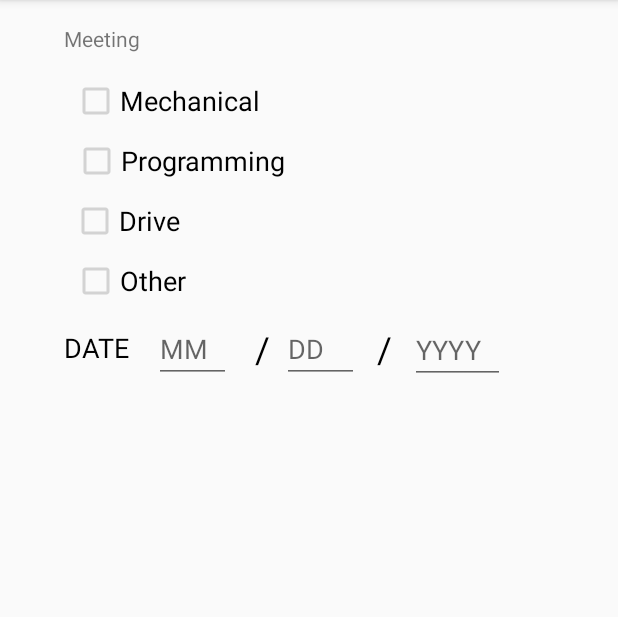
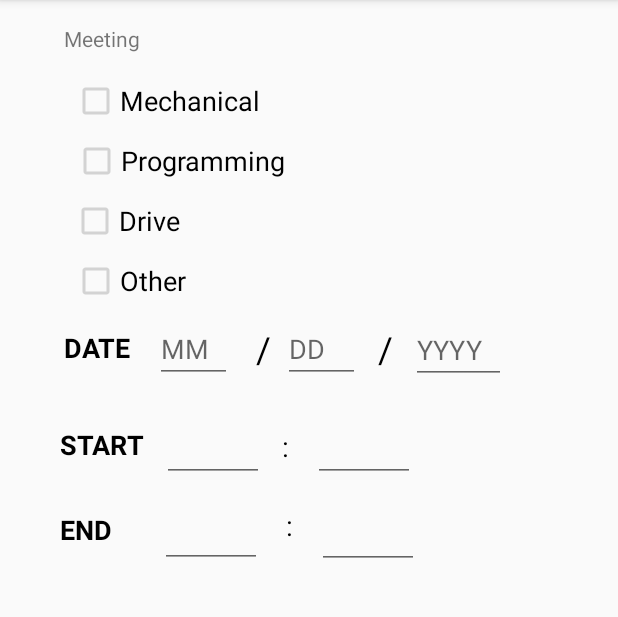
Before and after one commit to DrDab/TrcAttendance-Android, an Android app: the screen it shows after launch (MainActivity), on a phone screen of 412 x 824 dp, the part 84-701 px from its top. Run offline under Robolectric (Android 15) with nearby library versions, the phone set to English and light mode, and no system bars.

Commit message:
Finished start and end time input forms

```diff
--- a/app/src/main/java/com/team3543/trcattendance_android/MainActivity.java
+++ b/app/src/main/java/com/team3543/trcattendance_android/MainActivity.java
@@ -33,6 +33,11 @@ public class MainActivity extends AppCompatActivity
     private CheckBox driveBox;
     private CheckBox otherBox;
 
+    private EditText startHH;
+    private EditText startMM;
+    private EditText endHH;
+    private EditText endMM;
+
     @Override
     protected void onCreate(Bundle savedInstanceState) {
         super.onCreate(savedInstanceState);
@@ -62,6 +67,12 @@ public class MainActivity extends AppCompatActivity
         driveBox = (CheckBox) findViewById(R.id.driveBox);
         otherBox = (CheckBox) findViewById(R.id.otherBox);
 
+        startHH = (EditText) findViewById(R.id.startHH);
+        startMM = (EditText) findViewById(R.id.startMM);
+
+        endHH = (EditText) findViewById(R.id.endHH);
+        endMM = (EditText) findViewById(R.id.endMM);
+
         disableEditText(meetingMM);
         disableEditText(meetingDD);
         disableEditText(meetingYYYY);
@@ -70,6 +81,12 @@ public class MainActivity extends AppCompatActivity
         disableCheckBox(programmingBox);
         disableCheckBox(driveBox);
         disableCheckBox(otherBox);
+
+        disableEditText(startHH);
+        disableEditText(startMM);
+
+        disableEditText(endHH);
+        disableEditText(endMM);
 
     }
 
--- a/app/src/main/res/layout/activity_main.xml
+++ b/app/src/main/res/layout/activity_main.xml
@@ -12,6 +12,43 @@
         android:layout_width="match_parent"
         android:layout_height="match_parent"
         tools:context="com.team3543.trcattendance_android.MainActivity">
+
+        <EditText
+            android:id="@+id/endHH"
+            android:layout_width="68dp"
+            android:layout_height="41dp"
+            android:layout_marginStart="32dp"
+            android:layout_marginTop="16dp"
+            android:ems="10"
+            android:inputType="textPersonName"
+            app:layout_constraintStart_toEndOf="@+id/textView5"
+            app:layout_constraintTop_toBottomOf="@+id/startHH" />
+
+        <TextView
+            android:id="@+id/textView5"
+            android:layout_width="wrap_content"
+            android:layout_height="wrap_content"
+            android:layout_marginStart="40dp"
+            android:layout_marginTop="32dp"
+            android:text="END"
+            android:textColor="@android:color/black"
+            android:textSize="18sp"
+            android:textStyle="bold"
+            app:layout_constraintStart_toStartOf="parent"
+            app:layout_constraintTop_toBottomOf="@+id/textView2" />
+
+        <TextView
+            android:id="@+id/textView2"
+            android:layout_width="wrap_content"
+            android:layout_height="wrap_content"
+            android:layout_marginStart="40dp"
+            android:layout_marginTop="40dp"
+            android:text="START"
+            android:textColor="@android:color/black"
+            android:textSize="18sp"
+            android:textStyle="bold"
+            app:layout_constraintStart_toStartOf="parent"
+            app:layout_constraintTop_toBottomOf="@+id/textView4" />
 
         <EditText
             android:id="@+id/dateYYYY"
@@ -83,6 +120,7 @@
             android:text="DATE"
             android:textColor="@android:color/black"
             android:textSize="18sp"
+            android:textStyle="bold"
             app:layout_constraintEnd_toEndOf="parent"
             app:layout_constraintHorizontal_bias="0.098"
             app:layout_constraintStart_toStartOf="parent"
@@ -160,6 +198,66 @@
             app:layout_constraintHorizontal_bias="0.1"
             app:layout_constraintStart_toStartOf="parent"
             app:layout_constraintTop_toTopOf="parent" />
+
+        <TextView
+            android:id="@+id/textView7"
+            android:layout_width="wrap_content"
+            android:layout_height="wrap_content"
+            android:layout_marginStart="92dp"
+            android:layout_marginTop="285dp"
+            android:text=":"
+            android:textColor="@android:color/black"
+            android:textSize="18sp"
+            app:layout_constraintStart_toEndOf="@+id/textView2"
+            app:layout_constraintTop_toTopOf="parent" />
+
+        <TextView
+            android:id="@+id/textView9"
+            android:layout_width="wrap_content"
+            android:layout_height="wrap_content"
+            android:layout_marginStart="116dp"
+            android:layout_marginTop="28dp"
+            android:text=":"
+            android:textColor="@android:color/black"
+            android:textSize="18sp"
+            app:layout_constraintStart_toEndOf="@+id/textView5"
+            app:layout_constraintTop_toBottomOf="@+id/textView7" />
+
+        <EditText
+            android:id="@+id/startHH"
+            android:layout_width="68dp"
+            android:layout_height="41dp"
+            android:layout_marginEnd="8dp"
+            android:layout_marginStart="8dp"
+            android:layout_marginTop="280dp"
+            android:ems="10"
+            android:inputType="textPersonName"
+            app:layout_constraintEnd_toStartOf="@+id/textView7"
+            app:layout_constraintHorizontal_bias="0.961"
+            app:layout_constraintStart_toStartOf="parent"
+            app:layout_constraintTop_toTopOf="parent" />
+
+        <EditText
+            android:id="@+id/startMM"
+            android:layout_width="68dp"
+            android:layout_height="41dp"
+            android:layout_marginStart="16dp"
+            android:layout_marginTop="280dp"
+            android:ems="10"
+            android:inputType="textPersonName"
+            app:layout_constraintStart_toEndOf="@+id/textView7"
+            app:layout_constraintTop_toTopOf="parent" />
+
+        <EditText
+            android:id="@+id/endMM"
+            android:layout_width="68dp"
+            android:layout_height="44dp"
+            android:layout_marginStart="16dp"
+            android:layout_marginTop="14dp"
+            android:ems="10"
+            android:inputType="textPersonName"
+            app:layout_constraintStart_toEndOf="@+id/textView9"
+            app:layout_constraintTop_toBottomOf="@+id/startMM" />
     </android.support.constraint.ConstraintLayout>
 
 </ScrollView>
```
